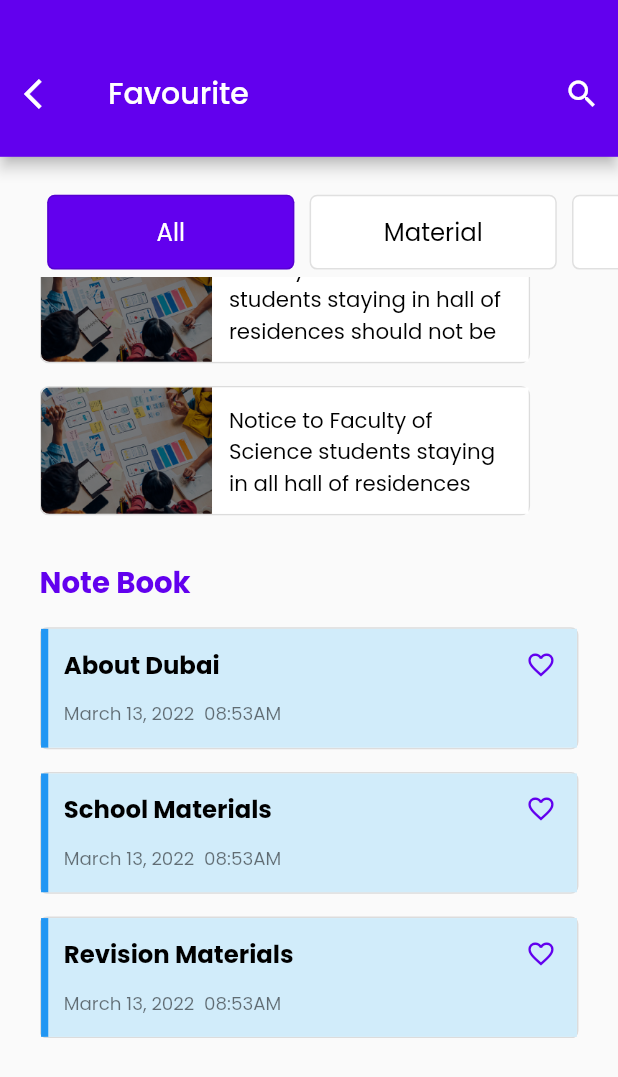
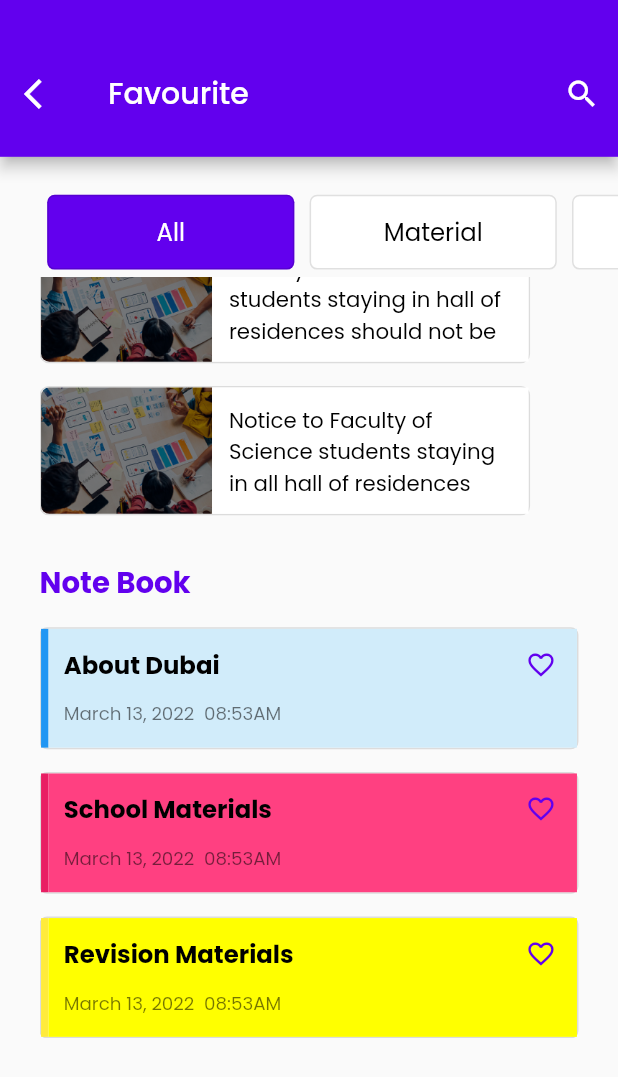
Before and after one commit to kolikay/Scholars_padi, a Flutter app: the FavouriteScreen screen opened directly, scrolled down 569 dp, on a phone screen of 412 x 824 dp. Shown: the top 1077 px of the screen. Run offline on Flutter 3.47's test engine with Material 2 defaults, Android fonts, the phone set to English and light mode, and no system bars; our stand-ins replace carousel_slider, flutter_riverpod, flutter_screenutil, flutter_slidable, google_fonts, image_picker and 2 more; missing offline and left inert: simple_connection_checker.

Commit message:
working on favourites screens

```diff
--- a/lib/screens/on_boarding/favourites/notebook_fav_screen.dart
+++ b/lib/screens/on_boarding/favourites/notebook_fav_screen.dart
@@ -28,19 +28,19 @@ Widget notebookfavScreen() {
         height: 15.h,
       ),
       const  MaterialCards(
-    cardColor1: Colors.blue,
+    cardColor1: Colors.pink,
     cardDate: 'March 13, 2022  08:53AM',
     cardMessage: 'School Materials',
-    cardColor2: Color(0xffd1ecfa),
+    cardColor2: Colors.pinkAccent,
   ),
       SizedBox(
         height: 15.h,
       ),
       const  MaterialCards(
-    cardColor1: Colors.blue,
+    cardColor1: Colors.yellow,
     cardDate: 'March 13, 2022  08:53AM',
     cardMessage: 'Revision Materials',
-    cardColor2: Color(0xffd1ecfa),
+    cardColor2: Colors.yellowAccent,
   ),
     ]),
   );
```
